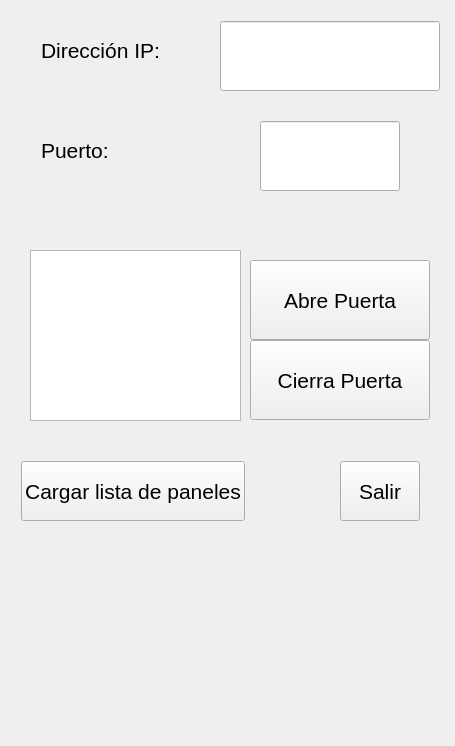
CarlosMexP/clienteQT, file mainwindow.ui: the form before one commit.
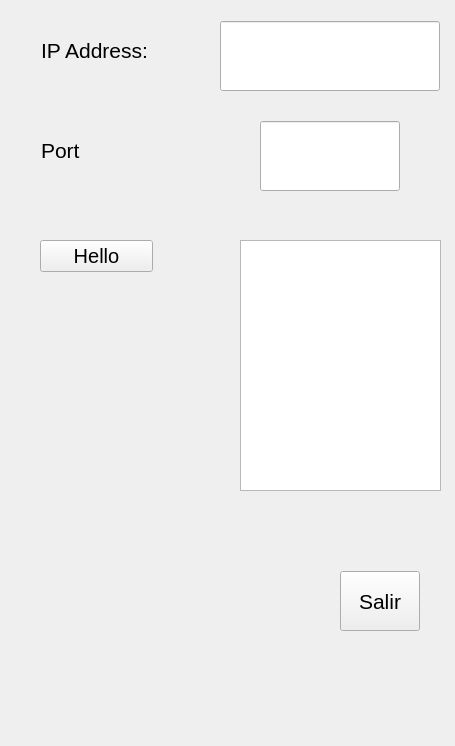
The form after the commit.

What changed in the file:
```diff
--- a/mainwindow.ui
+++ b/mainwindow.ui
@@ -49,7 +49,7 @@
         </font>
        </property>
        <property name="text">
-        <string>Puerto:</string>
+        <string>Port</string>
        </property>
       </widget>
      </item>
@@ -119,7 +119,7 @@
         </font>
        </property>
        <property name="text">
-        <string>Dirección IP:</string>
+        <string>IP Address:</string>
        </property>
       </widget>
      </item>
@@ -169,36 +169,12 @@
     <property name="geometry">
      <rect>
       <x>10</x>
-      <y>450</y>
+      <y>560</y>
       <width>421</width>
       <height>71</height>
      </rect>
     </property>
     <layout class="QHBoxLayout" name="horizontalLayout_3">
-     <item>
-      <widget class="QPushButton" name="pushButtonVerPaneles">
-       <property name="sizePolicy">
-        <sizepolicy hsizetype="Fixed" vsizetype="Fixed">
-         <horstretch>0</horstretch>
-         <verstretch>60</verstretch>
-        </sizepolicy>
-       </property>
-       <property name="minimumSize">
-        <size>
-         <width>0</width>
-         <height>60</height>
-        </size>
-       </property>
-       <property name="font">
-        <font>
-         <pointsize>16</pointsize>
-        </font>
-       </property>
-       <property name="text">
-        <string>Cargar lista de paneles</string>
-       </property>
-      </widget>
-     </item>
      <item>
       <spacer name="horizontalSpacer_3">
        <property name="orientation">
@@ -238,26 +214,13 @@
      </item>
     </layout>
    </widget>
-   <widget class="QLabel" name="label_3">
+   <widget class="QListWidget" name="listWidgetConsole">
     <property name="geometry">
      <rect>
-      <x>80</x>
-      <y>350</y>
-      <width>321</width>
-      <height>21</height>
-     </rect>
-    </property>
-    <property name="text">
-     <string/>
-    </property>
-   </widget>
-   <widget class="QListWidget" name="listWidgetPaneles">
-    <property name="geometry">
-     <rect>
-      <x>30</x>
-      <y>250</y>
-      <width>211</width>
-      <height>171</height>
+      <x>240</x>
+      <y>240</y>
+      <width>201</width>
+      <height>251</height>
      </rect>
     </property>
     <property name="font">
@@ -269,73 +232,14 @@
    <widget class="QPushButton" name="pushButtonAbrePuerta">
     <property name="geometry">
      <rect>
-      <x>250</x>
-      <y>260</y>
-      <width>180</width>
-      <height>80</height>
+      <x>40</x>
+      <y>240</y>
+      <width>113</width>
+      <height>32</height>
      </rect>
     </property>
-    <property name="sizePolicy">
-     <sizepolicy hsizetype="Fixed" vsizetype="Fixed">
-      <horstretch>0</horstretch>
-      <verstretch>0</verstretch>
-     </sizepolicy>
-    </property>
-    <property name="minimumSize">
-     <size>
-      <width>180</width>
-      <height>80</height>
-     </size>
-    </property>
-    <property name="maximumSize">
-     <size>
-      <width>180</width>
-      <height>80</height>
-     </size>
-    </property>
-    <property name="font">
-     <font>
-      <pointsize>16</pointsize>
-     </font>
-    </property>
     <property name="text">
-     <string>Abre Puerta</string>
-    </property>
-   </widget>
-   <widget class="QPushButton" name="pushButtonCierraPuerta">
-    <property name="geometry">
-     <rect>
-      <x>250</x>
-      <y>340</y>
-      <width>180</width>
-      <height>80</height>
-     </rect>
-    </property>
-    <property name="sizePolicy">
-     <sizepolicy hsizetype="Fixed" vsizetype="Fixed">
-      <horstretch>0</horstretch>
-      <verstretch>0</verstretch>
-     </sizepolicy>
-    </property>
-    <property name="minimumSize">
-     <size>
-      <width>180</width>
-      <height>80</height>
-     </size>
-    </property>
-    <property name="maximumSize">
-     <size>
-      <width>180</width>
-      <height>80</height>
-     </size>
-    </property>
-    <property name="font">
-     <font>
-      <pointsize>16</pointsize>
-     </font>
-    </property>
-    <property name="text">
-     <string>Cierra Puerta</string>
+     <string>Hello</string>
     </property>
    </widget>
   </widget>
```
Left out of the diff: 7 changed lines with no effect on the pictures.
